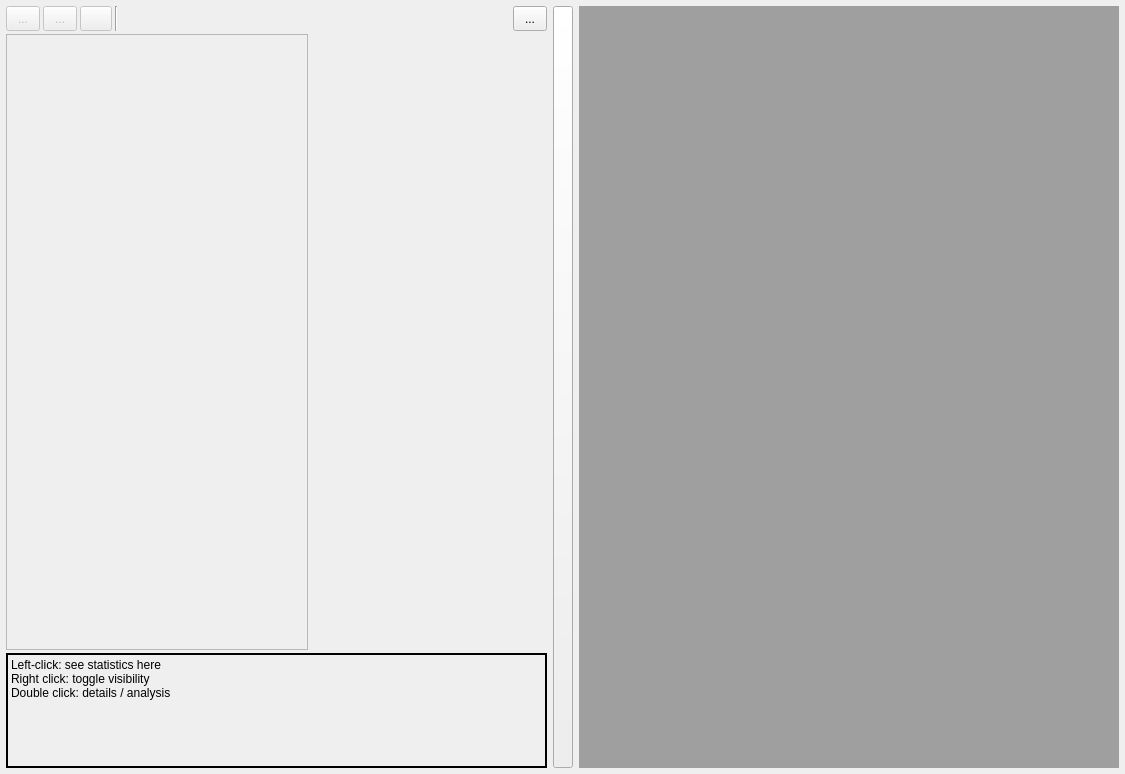
ess-dmsc/daquiri, file src/gui/daq/ProjectView.ui: the form before one commit.
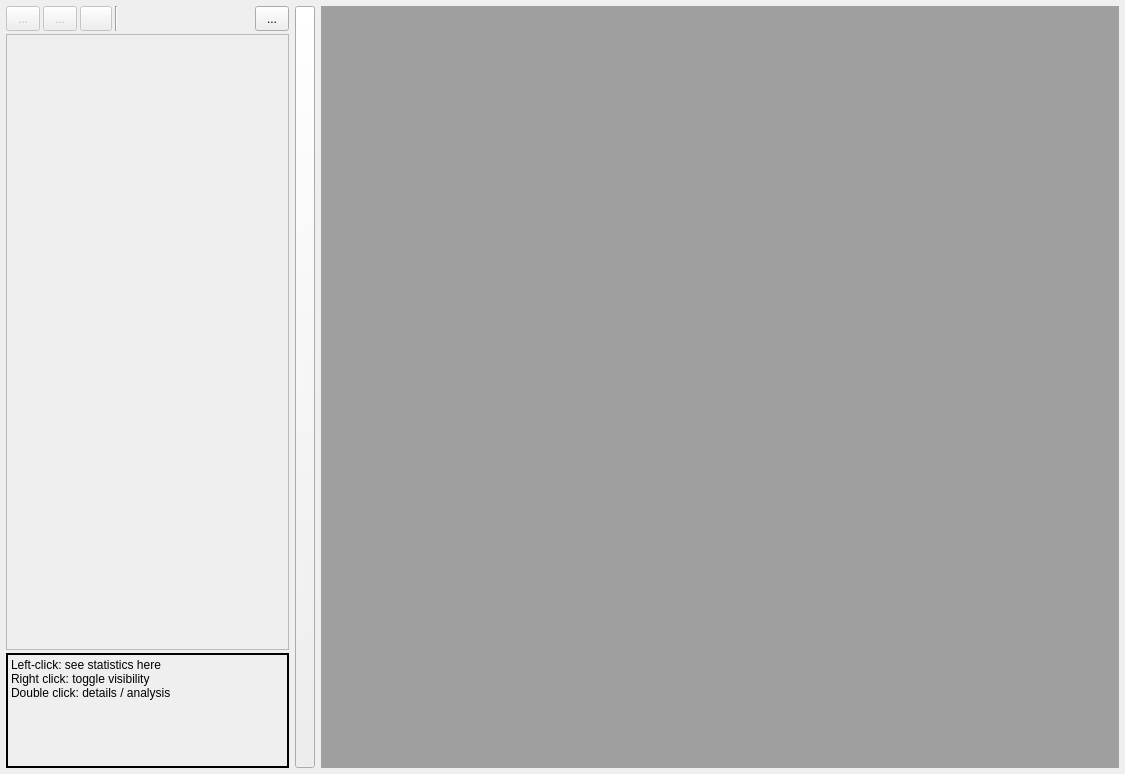
The form after the commit. Icons and pictures are not drawn.

Commit message: better size policy for gui project widgets

Patch:
```diff
--- a/src/gui/daq/ProjectView.ui
+++ b/src/gui/daq/ProjectView.ui
@@ -27,7 +27,14 @@
     <number>6</number>
    </property>
    <item row="0" column="2">
-    <widget class="QMdiArea" name="area"/>
+    <widget class="QMdiArea" name="area">
+     <property name="sizePolicy">
+      <sizepolicy hsizetype="MinimumExpanding" vsizetype="Expanding">
+       <horstretch>0</horstretch>
+       <verstretch>0</verstretch>
+      </sizepolicy>
+     </property>
+    </widget>
    </item>
    <item row="0" column="0">
     <widget class="QWidget" name="widgetControls" native="true">
@@ -179,7 +186,7 @@
         <item>
          <widget class="QLabel" name="label_28">
           <property name="sizePolicy">
-           <sizepolicy hsizetype="Minimum" vsizetype="Preferred">
+           <sizepolicy hsizetype="Preferred" vsizetype="Preferred">
             <horstretch>0</horstretch>
             <verstretch>0</verstretch>
            </sizepolicy>
@@ -247,7 +254,7 @@
       <item>
        <widget class="QScrollArea" name="scrollArea">
         <property name="sizePolicy">
-         <sizepolicy hsizetype="Expanding" vsizetype="MinimumExpanding">
+         <sizepolicy hsizetype="Preferred" vsizetype="MinimumExpanding">
           <horstretch>1</horstretch>
           <verstretch>1</verstretch>
          </sizepolicy>
@@ -291,7 +298,7 @@
       <item>
        <widget class="QLabel" name="labelSpectrumInfo">
         <property name="sizePolicy">
-         <sizepolicy hsizetype="Expanding" vsizetype="Preferred">
+         <sizepolicy hsizetype="Preferred" vsizetype="Preferred">
           <horstretch>0</horstretch>
           <verstretch>0</verstretch>
          </sizepolicy>
```
The commit also changes 2 other files.
